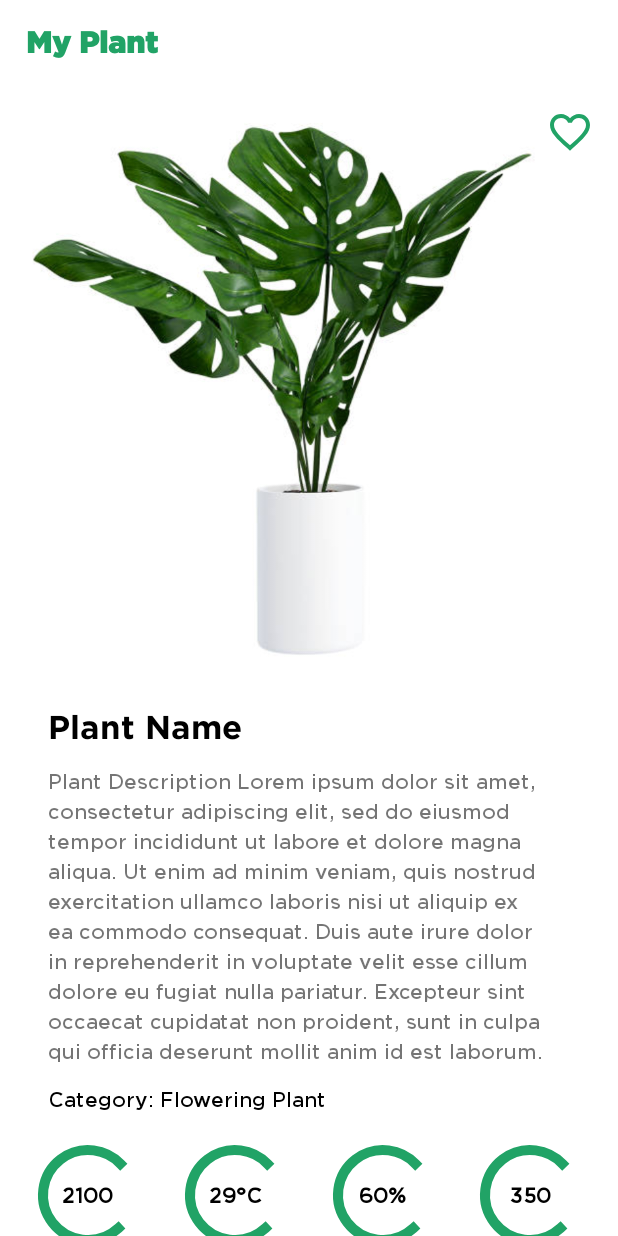
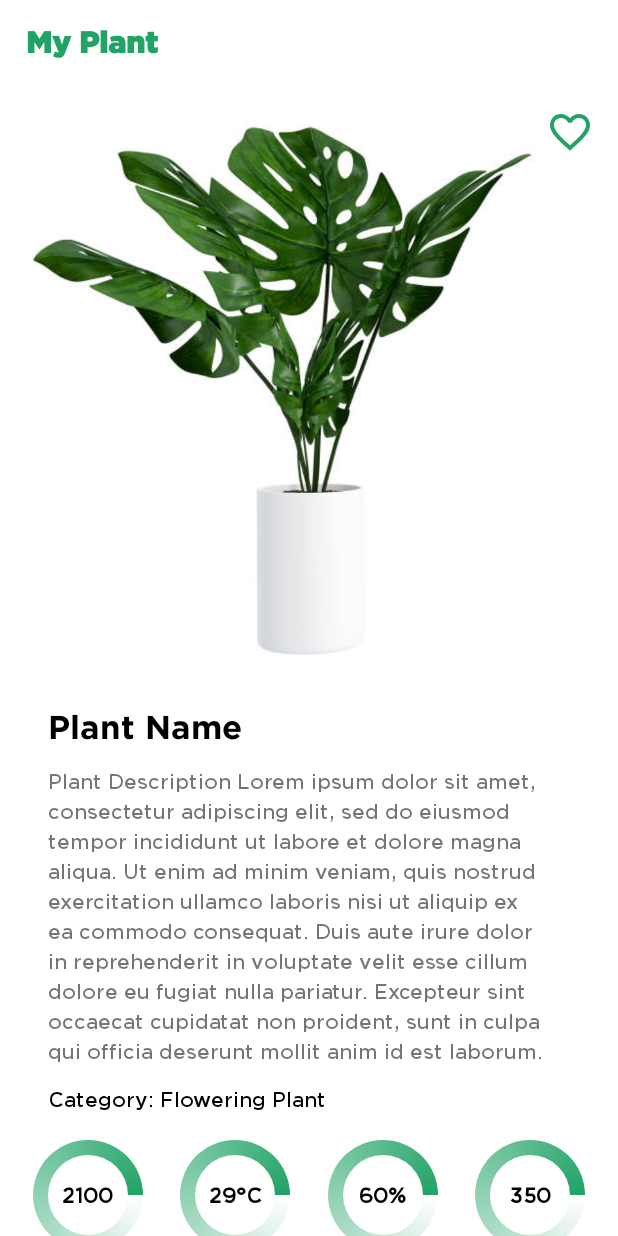
Before and after one commit to MedhaCS1010/IoT-Based-Smart-Nursery-Health-Monitoring-System, an Android app: the PlantActivity screen opened directly, with no data from a screen before it, on a phone screen of 412 x 824 dp. Run offline under Robolectric (Android 15) with nearby library versions, the phone set to English and light mode, and no system bars; network calls fail; 2 statements that could not run were skipped.

Commit message:
Fixed spinning progress bars in PlantActivity

```diff
--- a/client/app/src/main/java/com/example/plantsafe/PlantActivity.kt
+++ b/client/app/src/main/java/com/example/plantsafe/PlantActivity.kt
@@ -1,5 +1,6 @@
 package com.example.plantsafe
 
+import android.graphics.drawable.RotateDrawable
 import androidx.appcompat.app.AppCompatActivity
 import android.os.Bundle
 import android.util.Log
@@ -21,7 +22,7 @@ class PlantActivity : AppCompatActivity() {
 
     private var moistureLimit = 3000
     private var temperatureLimit = 50
-    private var lightLimit = 2000
+    private var lightLimit = 1000
     private var humidityLowerLimit = 40
     private var humidityHigherLimit = 70
 
@@ -60,8 +61,16 @@ class PlantActivity : AppCompatActivity() {
                     var humidity = sensor?.humidity
                     var light = sensor?.light
 
-                    binding.moistureProgress.progress = sensor?.moisture?.div(4096) ?: 0;
+//                    var rotateDrawable = binding.moistureProgress.indeterminateDrawable as RotateDrawable
+//                    rotateDrawable.toDegrees = 0f
+                    binding.moistureProgress.progress = sensor?.moisture?.div(4095) ?: 0;
+//                    rotateDrawable = binding.temperatureProgress.indeterminateDrawable as RotateDrawable
+//                    rotateDrawable.toDegrees = 0f
                     binding.temperatureProgress.progress = sensor?.temperature?.div(50) ?: 0
+//                    rotateDrawable = binding.humidityProgress.indeterminateDrawable as RotateDrawable
+//                    rotateDrawable.toDegrees = 0f
+//                    rotateDrawable = binding.lightProgress.indeterminateDrawable as RotateDrawable
+//                    rotateDrawable.toDegrees = 0f
                     binding.humidityProgress.progress = sensor?.humidity?: 0
                     binding.lightProgress.progress = sensor?.light?.div(2048) ?: 0;
 
--- /dev/null
+++ b/client/app/src/main/res/drawable/progress.xml
@@ -0,0 +1,19 @@
+<?xml version="1.0" encoding="utf-8"?>
+<shape android:innerRadiusRatio="3"
+    android:shape="ring"
+    android:thicknessRatio="8"
+    android:useLevel="false"
+    xmlns:android="http://schemas.android.com/apk/res/android">
+
+    <size
+        android:height="76dip"
+        android:width="76dip" />
+
+    <gradient
+        android:angle="0"
+        android:endColor="@color/green"
+        android:startColor="@android:color/transparent"
+        android:type="sweep"
+        android:useLevel="false" />
+
+</shape>
--- a/client/app/src/main/res/layout/activity_plant.xml
+++ b/client/app/src/main/res/layout/activity_plant.xml
@@ -103,6 +103,9 @@
                 android:layout_marginTop="16dp"
                 android:progress="0"
                 android:max="100"
+                android:clickable="false"
+                android:indeterminate="true"
+                android:indeterminateDrawable="@drawable/progress"
                 app:layout_constraintEnd_toStartOf="@+id/temperature_progress"
                 app:layout_constraintHorizontal_bias="0.5"
                 app:layout_constraintStart_toStartOf="parent"
@@ -115,6 +118,9 @@
                 android:layout_height="80dp"
                 android:progress="0"
                 android:max="100"
+                android:clickable="false"
+                android:indeterminate="true"
+                android:indeterminateDrawable="@drawable/progress"
                 app:layout_constraintEnd_toStartOf="@+id/humidity_progress"
                 app:layout_constraintHorizontal_bias="0.5"
                 app:layout_constraintStart_toEndOf="@+id/moisture_progress"
@@ -127,6 +133,9 @@
                 android:layout_height="80dp"
                 android:progress="0"
                 android:max="100"
+                android:clickable="false"
+                android:indeterminate="true"
+                android:indeterminateDrawable="@drawable/progress"
                 app:layout_constraintEnd_toStartOf="@+id/light_progress"
                 app:layout_constraintHorizontal_bias="0.5"
                 app:layout_constraintStart_toEndOf="@+id/temperature_progress"
@@ -139,6 +148,9 @@
                 android:layout_height="80dp"
                 android:progress="0"
                 android:max="100"
+                android:clickable="false"
+                android:indeterminate="true"
+                android:indeterminateDrawable="@drawable/progress"
                 app:layout_constraintEnd_toEndOf="parent"
                 app:layout_constraintHorizontal_bias="0.5"
                 app:layout_constraintStart_toEndOf="@+id/humidity_progress"
```
Also changed, not shown: client/app/src/main/java/com/example/plantsafe/HomeFragment.kt (+21 -0 lines).
